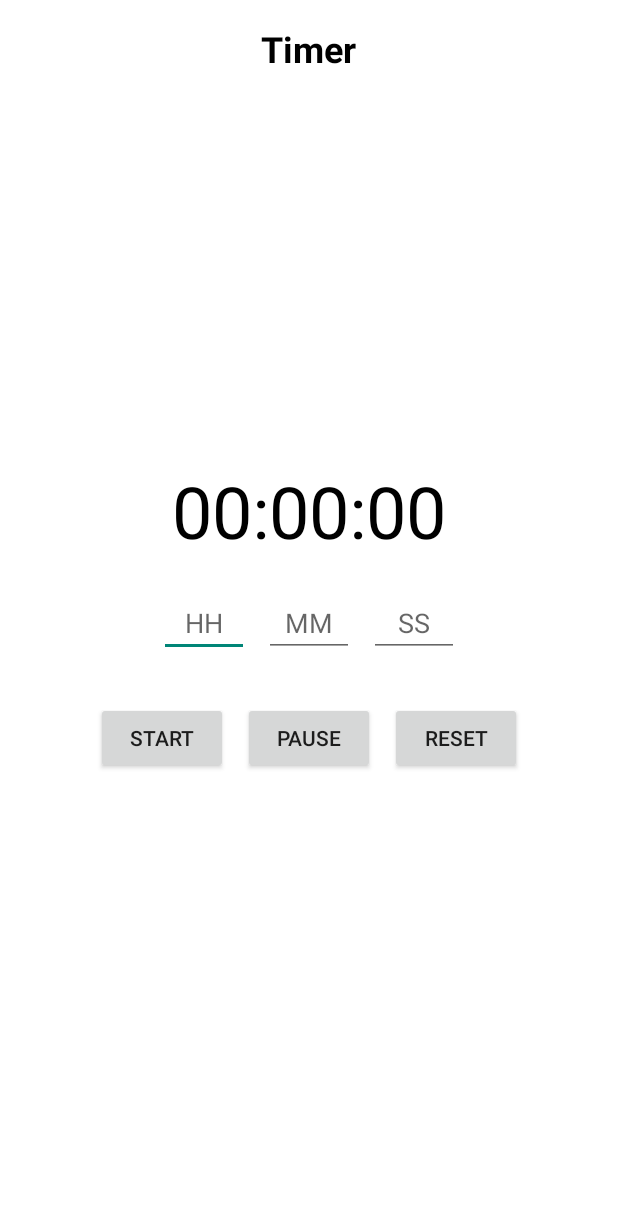
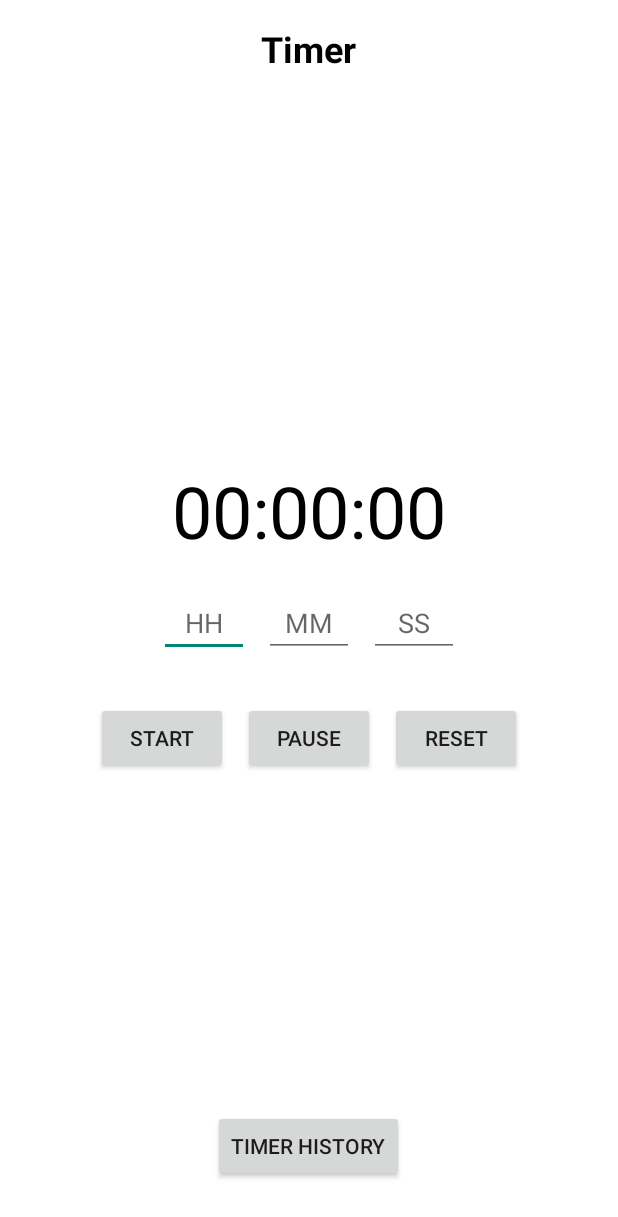
Before and after one commit to NivedD/TimerProject, an Android app: the TimerActivity screen opened directly, with no data from a screen before it, on a phone screen of 412 x 824 dp. Shown: the top 1217 px of the screen. Run offline under Robolectric (Android 15) with nearby library versions, the phone set to English and light mode, and no system bars.

Commit message:
Working history as well as timer

```diff
--- a/app/src/main/java/com/example/finalexam/TimerActivity.java
+++ b/app/src/main/java/com/example/finalexam/TimerActivity.java
@@ -1,5 +1,6 @@
 package com.example.finalexam;
 
+import android.content.Intent;
 import android.database.sqlite.SQLiteDatabase;
 import android.os.Bundle;
 import android.os.CountDownTimer;
@@ -17,7 +18,7 @@ public class TimerActivity extends AppCompatActivity {
 
     private EditText inputHours, inputMinutes, inputSeconds;
     private TextView timerDisplay;
-    private Button startButton, pauseButton, resetButton;
+    private Button startButton, pauseButton, resetButton, historyButton;
 
     private CountDownTimer countDownTimer;
     private boolean isTimerRunning = false;
@@ -37,6 +38,7 @@ public class TimerActivity extends AppCompatActivity {
         startButton = findViewById(R.id.startButton);
         pauseButton = findViewById(R.id.pauseButton);
         resetButton = findViewById(R.id.resetButton);
+        historyButton = findViewById(R.id.historyButton);
 
         // Initialize database helper
         databaseHelper = new DatabaseHelper(this);
@@ -44,6 +46,7 @@ public class TimerActivity extends AppCompatActivity {
         startButton.setOnClickListener(v -> startTimer());
         pauseButton.setOnClickListener(v -> pauseTimer());
         resetButton.setOnClickListener(v -> resetTimer());
+        historyButton.setOnClickListener(v -> openTimerHistory()); // Set up the history button
     }
 
     private void startTimer() {
@@ -130,4 +133,9 @@ public class TimerActivity extends AppCompatActivity {
         // Insert into SQLite database
         databaseHelper.insertTimerData(durationInMillis, endTime);
     }
+
+    private void openTimerHistory() {
+        Intent intent = new Intent(TimerActivity.this, TimerHistoryActivity.class);
+        startActivity(intent);
+    }
 }
--- a/app/src/main/res/layout/activity_timer.xml
+++ b/app/src/main/res/layout/activity_timer.xml
@@ -105,4 +105,15 @@
                 android:text="Reset" />
         </LinearLayout>
     </LinearLayout>
+
+    <!-- Timer History Button at the Bottom -->
+    <Button
+        android:id="@+id/historyButton"
+        android:layout_width="wrap_content"
+        android:layout_height="wrap_content"
+        android:text="Timer History"
+        android:layout_alignParentBottom="true"
+        android:layout_centerHorizontal="true"
+        android:layout_marginBottom="20dp" />
+
 </RelativeLayout>
```
